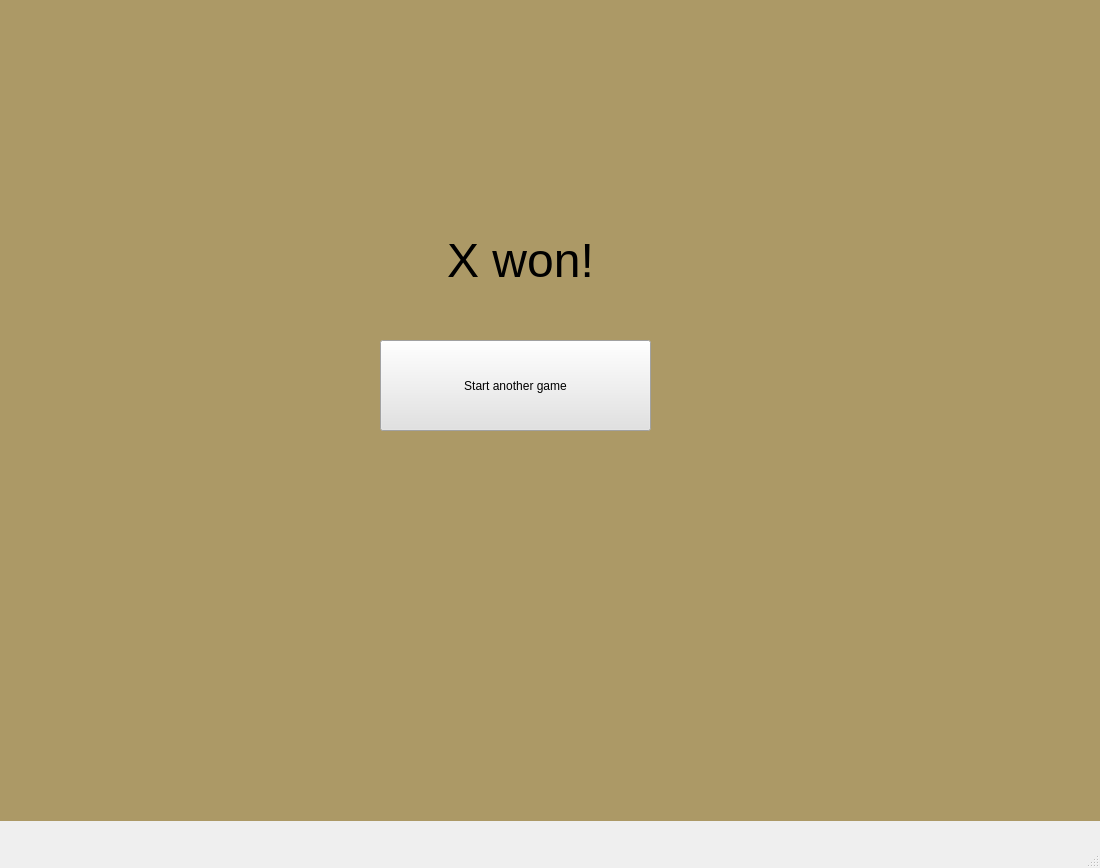
The window that gui/fanorona.ui (dominika232323/Fanorona) describes before a commit, drawn with Qt 5.
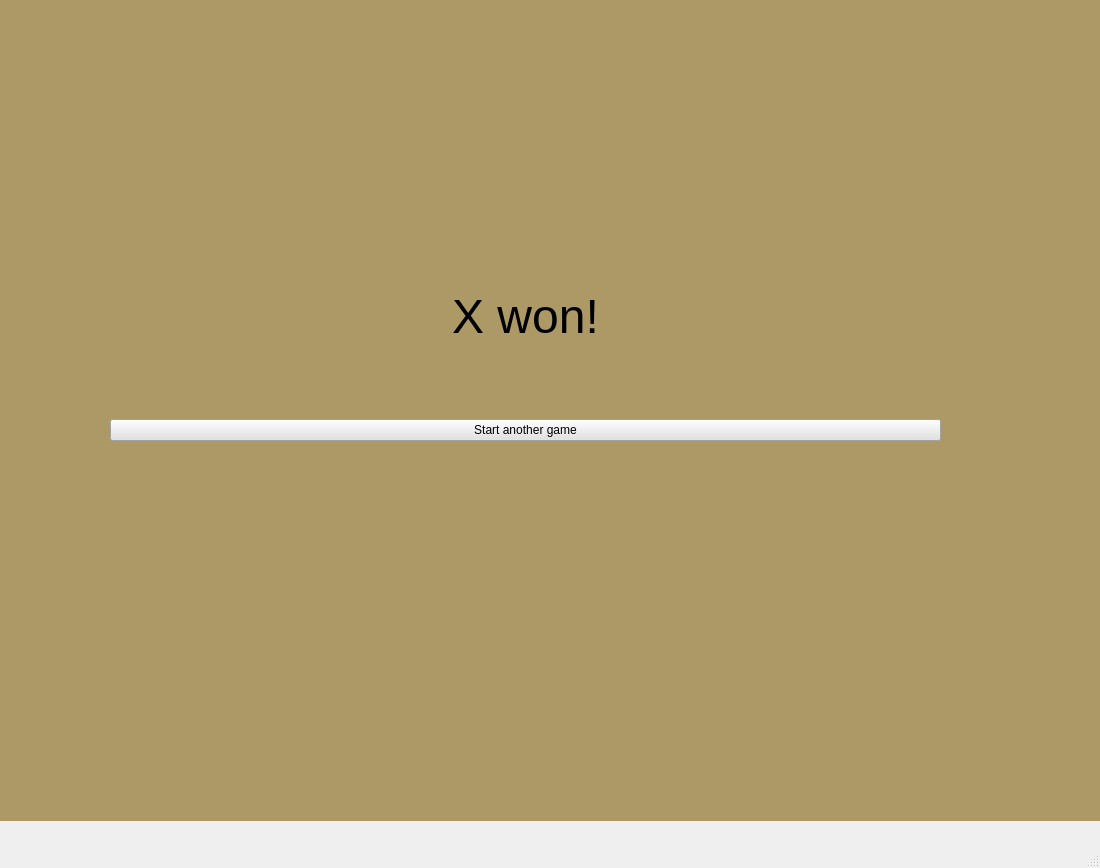
The same window after the commit.

Commit message: Changed font size in label at the third page of stack

Patch:
```diff
--- a/gui/fanorona.ui
+++ b/gui/fanorona.ui
@@ -335,28 +335,28 @@
      </widget>
     </widget>
     <widget class="QWidget" name="page_3">
-     <widget class="QLabel" name="labelWinner">
+     <widget class="QWidget" name="">
       <property name="geometry">
        <rect>
-        <x>340</x>
+        <x>110</x>
         <y>220</y>
-        <width>361</width>
-        <height>81</height>
+        <width>831</width>
+        <height>221</height>
        </rect>
+      </property>
+      <layout class="QVBoxLayout" name="verticalLayout_4">
+       <item>
+        <widget class="QLabel" name="labelWinner">
+         <property name="styleSheet">
+          <string notr="true">font: 36pt &quot;Sans Serif&quot;;</string>
       </property>
       <property name="text">
        <string>&lt;html&gt;&lt;head/&gt;&lt;body&gt;&lt;p align=&quot;center&quot;&gt;&lt;span style=&quot; font-size:36pt;&quot;&gt;X won!&lt;/span&gt;&lt;/p&gt;&lt;/body&gt;&lt;/html&gt;</string>
       </property>
      </widget>
+       </item>
+       <item>
      <widget class="QPushButton" name="NewGame">
-      <property name="geometry">
-       <rect>
-        <x>380</x>
-        <y>340</y>
-        <width>271</width>
-        <height>91</height>
-       </rect>
-      </property>
       <property name="styleSheet">
        <string notr="true">background-color: rgb(226, 226, 226);
 font: 18pt &quot;Sans Serif&quot;;</string>
@@ -364,6 +364,9 @@
       <property name="text">
        <string>Start another game</string>
       </property>
+        </widget>
+       </item>
+      </layout>
      </widget>
     </widget>
    </widget>
```
Lines whose indentation alone changed are shown as unchanged. The commit also changes 2 other files.
